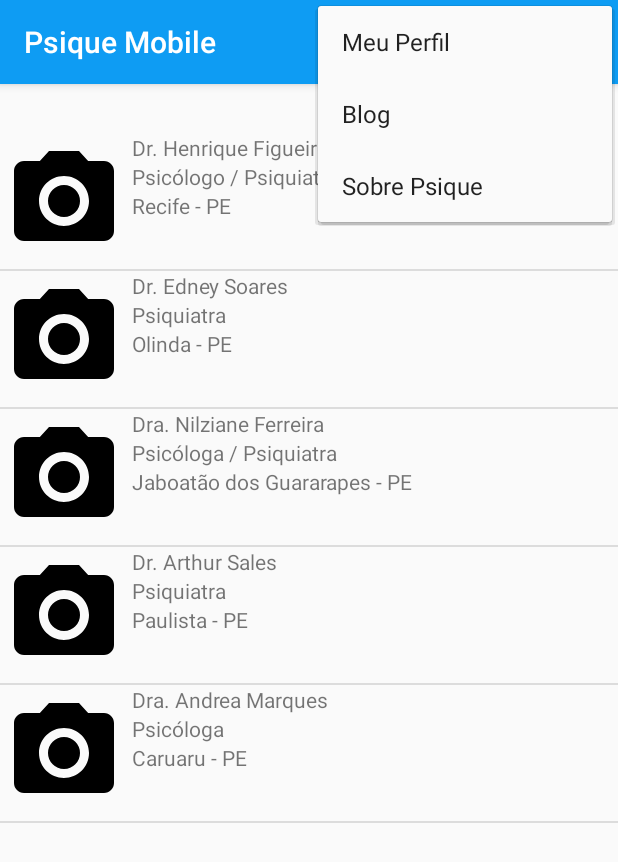
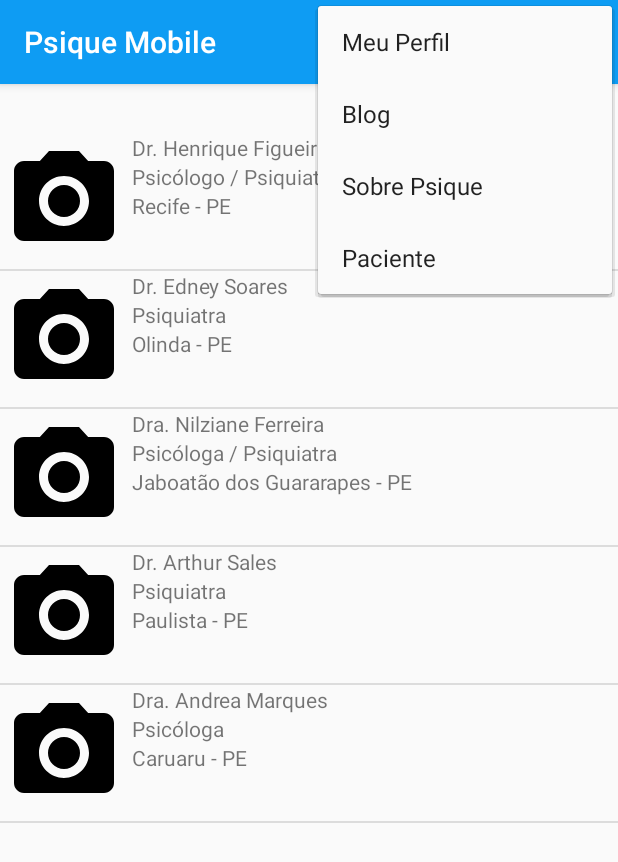
Before and after one commit to tsavio/psique, an Android app: the screen it shows after launch (MainActivityListadeMedicos), with the options menu open, on a phone screen of 412 x 824 dp. Shown: the top 862 px of the screen. Run offline under Robolectric (Android 15) with nearby library versions, the phone set to English and light mode, and no system bars.

Commit message:
aplicação do CRUD de paciente.

```diff
--- a/Psique_Mobile/app/build.gradle
+++ b/Psique_Mobile/app/build.gradle
@@ -25,6 +25,7 @@ dependencies {
     implementation 'com.android.support:appcompat-v7:28.0.0'
     implementation 'com.android.support.constraint:constraint-layout:1.1.3'
     implementation 'com.android.support:support-v4:28.0.0'
+    implementation 'com.google.firebase:firebase-database:16.0.4'
     testImplementation 'junit:junit:4.12'
     androidTestImplementation 'com.android.support.test:runner:1.0.2'
     androidTestImplementation 'com.android.support.test.espresso:espresso-core:3.0.2'
--- a/Psique_Mobile/app/src/main/AndroidManifest.xml
+++ b/Psique_Mobile/app/src/main/AndroidManifest.xml
@@ -3,6 +3,7 @@
     package="com.example.psique_mobile">
 
     <uses-permission android:name="android.permission.CAMERA" />
+    <uses-permission android:name="android.permission.INTERNET" />
 
     <application
         android:allowBackup="true"
@@ -11,7 +12,8 @@
         android:roundIcon="@mipmap/ic_launcher_psique"
         android:supportsRtl="true"
         android:theme="@style/AppTheme">
-        <activity android:name=".MainActivityPerfilPaciente"></activity>
+        <activity android:name=".CadastroPaciente"/>
+        <activity android:name=".MainActivityPerfilPaciente" />
         <activity android:name=".MainActivityListadeMedicos" />
         <activity
             android:name=".SplashActivity"
--- a/Psique_Mobile/app/src/main/java/com/example/psique_mobile/MainActivityListadeMedicos.java
+++ b/Psique_Mobile/app/src/main/java/com/example/psique_mobile/MainActivityListadeMedicos.java
@@ -27,7 +27,7 @@ public class MainActivityListadeMedicos extends AppCompatActivity {
         android.support.v7.app.ActionBar bar = getSupportActionBar();
         bar.setBackgroundDrawable(new ColorDrawable(Color.parseColor("#0e9cf3")));
 
-        final ListView lista = (ListView) findViewById(R.id.Lista_medicos);
+        final ListView lista = findViewById(R.id.Lista_medicos);
         final ArrayList<Medico> medicos = adcionarMedicos();
         final ArrayAdapter adapter = new MedicosAdapter(this, medicos);
         lista.setAdapter(adapter);
@@ -72,6 +72,11 @@ public class MainActivityListadeMedicos extends AppCompatActivity {
             case R.id.Sobre:
                 //Sobre
                 break;
+            case R.id.Paciente:
+                Intent intent2 = new Intent(MainActivityListadeMedicos.this, CadastroPaciente.class);
+                startActivity(intent2);
+                break;
+
                 default:
         }
 
--- a/Psique_Mobile/app/src/main/java/com/example/psique_mobile/MedicosAdapter.java
+++ b/Psique_Mobile/app/src/main/java/com/example/psique_mobile/MedicosAdapter.java
@@ -27,10 +27,10 @@ public class MedicosAdapter extends ArrayAdapter<Medico> {
                 .getSystemService(Context.LAYOUT_INFLATER_SERVICE);
         View rowView = inflater.inflate(R.layout.listade_medicos_certa,parent, false);
 
-        TextView nome = (TextView) rowView.findViewById(R.id.Nome);
-        TextView endereco = (TextView) rowView.findViewById(R.id.Endereco);
-        TextView profissao = (TextView) rowView.findViewById(R.id.Profissao);
-        ImageView imagem = (ImageView) rowView.findViewById(R.id.imagem);
+        TextView nome = rowView.findViewById(R.id.Nome);
+        TextView endereco = rowView.findViewById(R.id.Endereco);
+        TextView profissao = rowView.findViewById(R.id.Profissao);
+        ImageView imagem = rowView.findViewById(R.id.imagem);
 
         nome.setText(elementos.get(position).getNome());
         endereco.setText(elementos.get(position).getEndereco());
--- a/Psique_Mobile/app/src/main/res/menu/menu.xml
+++ b/Psique_Mobile/app/src/main/res/menu/menu.xml
@@ -13,4 +13,9 @@
         android:id="@id/Sobre"
         android:title="Sobre Psique">
     </item>
+
+    <item
+        android:id="@id/Paciente"
+        android:title="Paciente">
+    </item>
 </menu>
--- a/Psique_Mobile/app/src/main/res/values/ids.xml
+++ b/Psique_Mobile/app/src/main/res/values/ids.xml
@@ -5,4 +5,5 @@
     <item name="perfil" type="id" />
     <item name="sobre" type="id" />
     <item name="Sobre" type="id" />
+    <item name="Paciente" type="id" />
 </resources>
--- a/Psique_Mobile/build.gradle
+++ b/Psique_Mobile/build.gradle
@@ -7,7 +7,7 @@ buildscript {
 
     }
     dependencies {
-        classpath 'com.android.tools.build:gradle:3.4.1'
+        classpath 'com.android.tools.build:gradle:3.4.2'
         classpath 'com.google.gms:google-services:4.2.0'
 
 
```
Also changed, not shown: Psique_Mobile/app/src/main/java/com/example/psique_mobile/MainActivityVideoChamada.java (+4 -4 lines).
